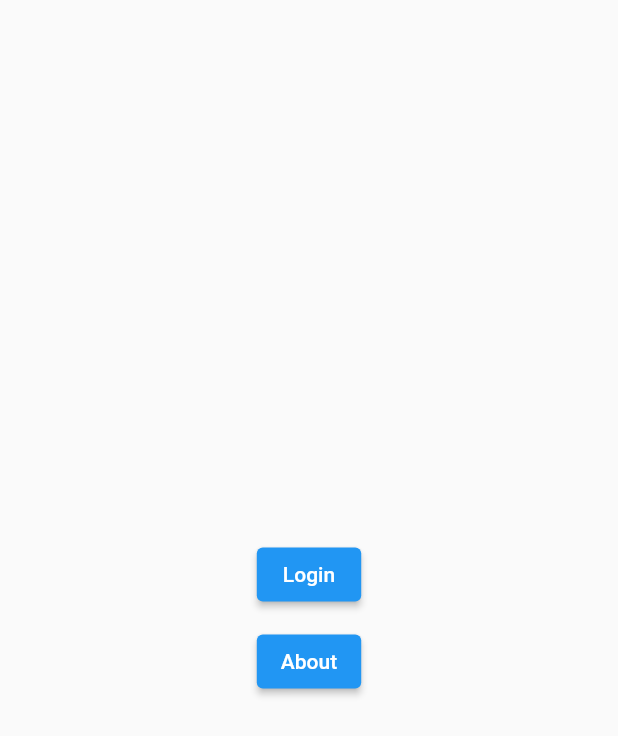
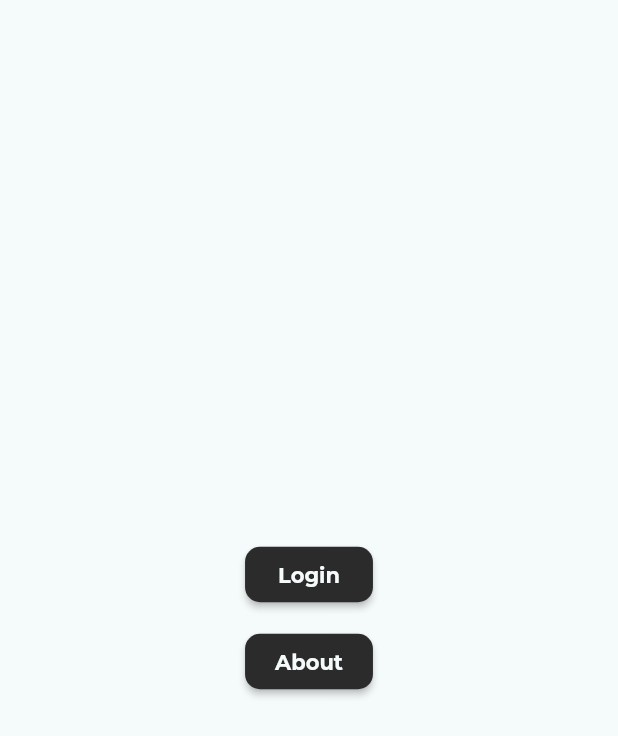
Before and after one commit to cyclexit/object_guesser, a Flutter app: the screen it shows after launch, on a phone screen of 412 x 824 dp. Shown: the top 736 px of the screen. Run offline on Flutter 3.47's test engine with Material 2 defaults, Android fonts, the phone set to English and light mode, and no system bars; our stand-ins replace font_awesome_flutter, google_fonts.

Commit message:
App theme (#8)
* [update] Installed `gooogle_fonts`

* [feature] Created App theme

```diff
--- /dev/null
+++ b/lib/config/themes.dart
@@ -0,0 +1,35 @@
+import 'package:flutter/material.dart';
+import 'package:google_fonts/google_fonts.dart';
+
+const primaryColor = Color(0xFF6845F5);
+const secondaryColor = Color(0xFFAA96FC);
+const tertiaryColor = Color(0xFFF6D094);
+const whiteColor = Color(0xFFF5FAFB);
+const blackColor = Color(0xFF2B2B2B);
+
+const textTheme = TextTheme(
+    headline1: TextStyle(
+        fontSize: 32.0, fontWeight: FontWeight.bold, color: whiteColor),
+    subtitle1: TextStyle(
+        fontSize: 16.0, fontWeight: FontWeight.bold, color: blackColor),
+    bodyText1: TextStyle(fontSize: 10.0, color: blackColor),
+    bodyText2: TextStyle(
+        fontSize: 10.0, fontWeight: FontWeight.w300, color: secondaryColor),
+    button: TextStyle(fontSize: 14.0, fontWeight: FontWeight.bold));
+
+ThemeData appTheme = ThemeData(
+    colorScheme: ColorScheme.fromSeed(
+        seedColor: primaryColor,
+        secondary: secondaryColor,
+        tertiary: tertiaryColor,
+        background: whiteColor),
+    scaffoldBackgroundColor: whiteColor,
+    textTheme: GoogleFonts.montserratTextTheme(textTheme),
+    elevatedButtonTheme: ElevatedButtonThemeData(
+        style: ElevatedButton.styleFrom(
+            foregroundColor: whiteColor,
+            backgroundColor: blackColor,
+            padding:
+                const EdgeInsets.symmetric(vertical: 10.0, horizontal: 20.0),
+            shape: RoundedRectangleBorder(
+                borderRadius: BorderRadius.circular(10)))));
--- a/lib/main.dart
+++ b/lib/main.dart
@@ -1,5 +1,6 @@
 import 'package:flutter/material.dart';
 import 'package:object_guesser/config/routes.dart';
+import 'package:object_guesser/config/themes.dart';
 
 void main() {
   runApp(const App());
@@ -16,6 +17,7 @@ class _AppState extends State<App> {
   @override
   Widget build(BuildContext context) {
     return MaterialApp(
+      theme: appTheme,
       routes: appRoutes,
     );
   }
--- a/pubspec.yaml
+++ b/pubspec.yaml
@@ -37,6 +37,7 @@ dependencies:
   # Use with the CupertinoIcons class for iOS style icons.
   cupertino_icons: ^1.0.2
   font_awesome_flutter: 10.2.1
+  google_fonts: ^3.0.1
 
 dev_dependencies:
   flutter_test:
```
Also changed, not shown: pubspec.lock, 12 other files.
